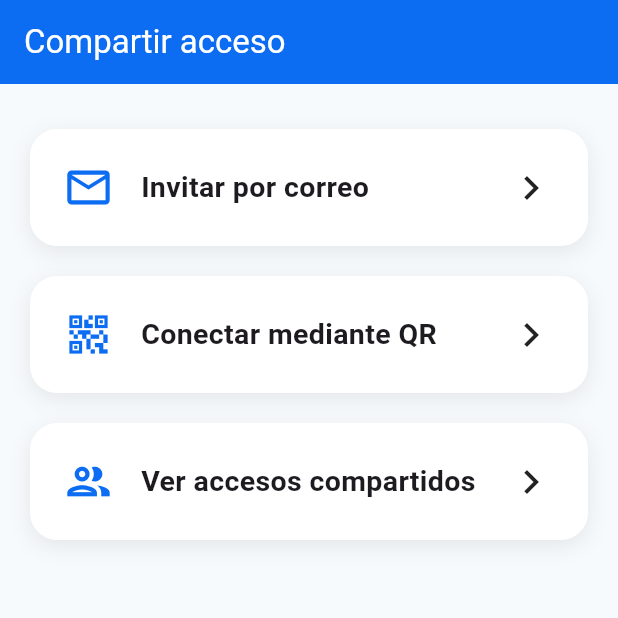
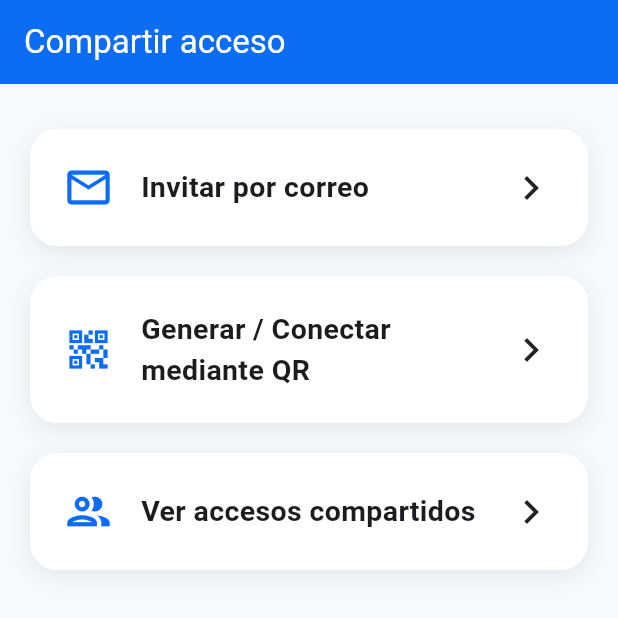
Before and after one commit to ivanErnestoDelgado/vitalis_mobile_app, a Flutter app: the SharedAccessHomeScreen screen opened by its route, on a phone screen of 412 x 824 dp, the top half of it. Run offline on Flutter 3.47's test engine with Material 3 defaults, Android fonts, the phone set to English and light mode, and no system bars; our stand-ins replace dio, flutter_riverpod, go_router, qr_flutter; missing offline and left inert: mobile_scanner; network calls fail.

Commit message:
feat(shared): add a dinamyc build of shared access screens depending of the choosed option in the home screen navbar

```diff
--- a/lib/presentation/shared/shared_home_screen.dart
+++ b/lib/presentation/shared/shared_home_screen.dart
@@ -2,8 +2,11 @@ import 'package:flutter/material.dart';
 import 'package:go_router/go_router.dart';
 
 class SharedAccessHomeScreen extends StatelessWidget {
-  final String role;
+  final String role; // patient | doctor
   const SharedAccessHomeScreen({super.key, required this.role});
+
+  bool get isPatient => role == "patient";
+  bool get isDoctor => role == "doctor";
 
   @override
   Widget build(BuildContext context) {
@@ -11,32 +14,46 @@ class SharedAccessHomeScreen extends StatelessWidget {
       backgroundColor: const Color(0xFFF7FAFC),
       appBar: AppBar(
         backgroundColor: const Color(0xFF0C6CF2),
-        title: const Text(
-          "Compartir acceso",
-          style: TextStyle(color: Colors.white),
+        title: Text(
+          isPatient ? "Compartir acceso" : "Accesos de pacientes",
+          style: const TextStyle(color: Colors.white),
         ),
       ),
       body: Padding(
         padding: const EdgeInsets.all(20),
         child: Column(
           children: [
+            if (isPatient)
               _menuButton(
                 context,
                 icon: Icons.email_outlined,
                 text: "Invitar por correo",
                 onTap: () => context.push('/shared/invite?role=$role'),
               ),
+
+            if (isPatient)
               _menuButton(
                 context,
                 icon: Icons.qr_code_2,
-              text: "Conectar mediante QR",
+                text: "Generar / Conectar mediante QR",
                 onTap: () => context.push('/shared/qr?role=$role'),
               ),
+
+            if (isDoctor)
+              _menuButton(
+                context,
+                icon: Icons.qr_code_scanner_outlined,
+                text: "Escanear QR de paciente",
+                onTap: () => context.push('/shared/scan?role=doctor'),
+              ),
+
             _menuButton(
               context,
               icon: Icons.group_outlined,
-              text: "Ver accesos compartidos",
-              onTap: () => context.push('/shared/list'),
+              text: isPatient
+                  ? "Ver accesos compartidos"
+                  : "Pacientes conectados",
+              onTap: () => context.push('/shared/list?role=$role'),
             ),
           ],
         ),
```
Also changed, not shown: lib/presentation/shared/generate_qr_screen.dart (+23 -1 lines), lib/presentation/shared/invite_by_email_screen.dart (+102 -11 lines), lib/presentation/shared/shared_list_screen.dart (+41 -7 lines). Lines whose indentation alone changed are shown as unchanged.
